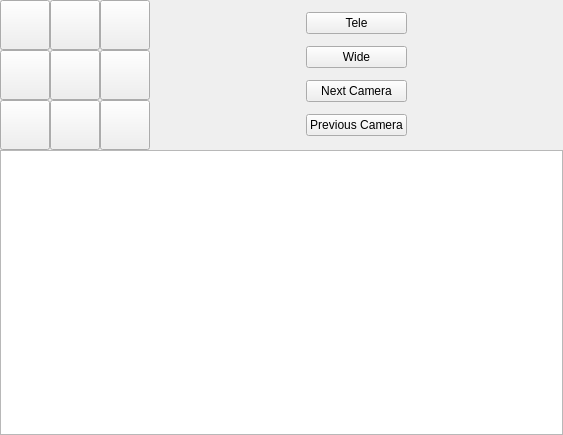
This is ptz-controls.ui in glikely/obs-ptz as Qt 5 draws it before an edit. The edited form follows.
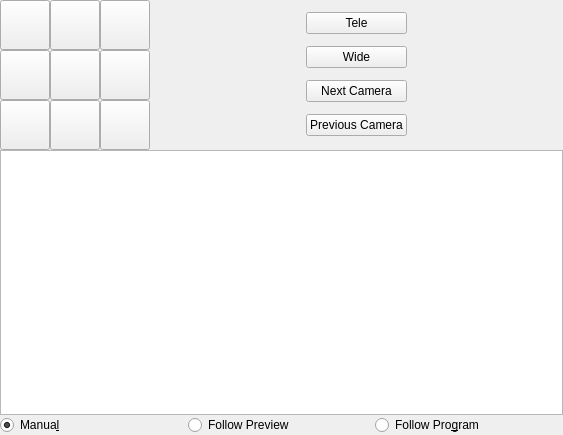
This is the edited form. Icons and pictures are not drawn.

Commit message:
Add basic scene tracking support
Really simple implementation of scene following. The target of the PTZ
controls can be set to follow scene switches with the radio buttons at
the bottom of the panel. If the selection is set to "Follow Preview" or
"Follow Program", then the PTZ device with the same name as the preview
or program scene will be made active.

This is a fairly unsophisticated approach that can certainly be
improved, but it is a good starting point.

```diff
--- a/ptz-controls.ui
+++ b/ptz-controls.ui
@@ -294,6 +294,43 @@
         </property>
        </widget>
       </item>
+      <item>
+       <layout class="QHBoxLayout" name="horizontalLayout_2">
+        <item>
+         <widget class="QRadioButton" name="targetButton_manual">
+          <property name="text">
+           <string>Manua&amp;l</string>
+          </property>
+          <property name="checked">
+           <bool>true</bool>
+          </property>
+          <attribute name="buttonGroup">
+           <string notr="true">targetButtonGroup</string>
+          </attribute>
+         </widget>
+        </item>
+        <item>
+         <widget class="QRadioButton" name="targetButton_preview">
+          <property name="text">
+           <string>Follow Preview</string>
+          </property>
+          <attribute name="buttonGroup">
+           <string notr="true">targetButtonGroup</string>
+          </attribute>
+         </widget>
+        </item>
+        <item>
+         <widget class="QRadioButton" name="targetButton_program">
+          <property name="text">
+           <string>Follow Pro&amp;gram</string>
+          </property>
+          <attribute name="buttonGroup">
+           <string notr="true">targetButtonGroup</string>
+          </attribute>
+         </widget>
+        </item>
+       </layout>
+      </item>
      </layout>
     </item>
    </layout>
```
Left out of the diff: 3 changed lines with no effect on the pictures. The commit also changes 2 other files.
